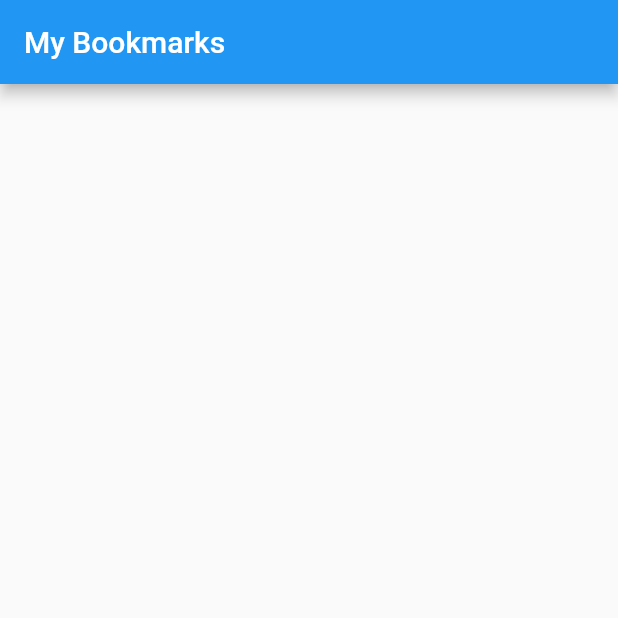
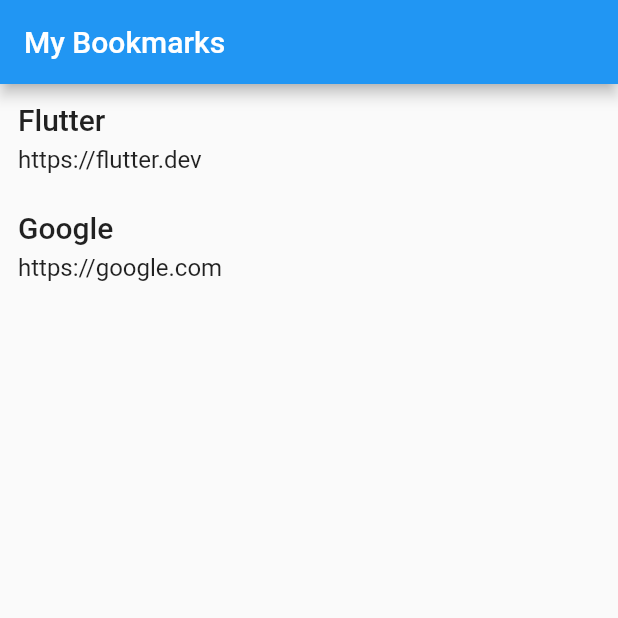
Before and after one commit to rohan20/flutter-course-caster, a Flutter app: the screen it shows after launch, on a phone screen of 412 x 824 dp, the top half of it. Run offline on Flutter 3.47's test engine with Material 2 defaults, Android fonts, the phone set to English and light mode, and no system bars.

Commit message:
end of lesson: creating the bookmarks list

```diff
--- a/my_bookmarks/lib/main.dart
+++ b/my_bookmarks/lib/main.dart
@@ -1,4 +1,5 @@
 import 'package:flutter/material.dart';
+import 'package:my_bookmarks/page/bookmarks_page.dart';
 
 void main() {
   runApp(MyBookmarksApp());
@@ -8,14 +9,7 @@ class MyBookmarksApp extends StatelessWidget {
   @override
   Widget build(BuildContext context) {
     return MaterialApp(
-      home: Scaffold(
-        appBar: AppBar(
-          title: Text("My Bookmarks"),
-        ),
-        body: Container(
-
-        ),
-      ),
+      home: BookmarksPage(),
     );
   }
 }
--- /dev/null
+++ b/my_bookmarks/lib/page/bookmarks_page.dart
@@ -0,0 +1,20 @@
+import 'package:flutter/material.dart';
+import 'package:my_bookmarks/model/bookmark.dart';
+import 'package:my_bookmarks/widget/bookmarks_list_widget.dart';
+
+class BookmarksPage extends StatelessWidget {
+  List<Bookmark> bookmarksList = [
+    Bookmark("Flutter", "https://flutter.dev"),
+    Bookmark("Google", "https://google.com")
+  ];
+
+  @override
+  Widget build(BuildContext context) {
+    return Scaffold(
+      appBar: AppBar(
+        title: Text("My Bookmarks"),
+      ),
+      body: BookmarksListWidget(bookmarksList),
+    );
+  }
+}
--- /dev/null
+++ b/my_bookmarks/lib/widget/bookmark_list_item_widget.dart
@@ -0,0 +1,23 @@
+import 'package:flutter/material.dart';
+import 'package:my_bookmarks/model/bookmark.dart';
+
+class BookmarkListItemWidget extends StatelessWidget {
+  Bookmark bookmark;
+
+  BookmarkListItemWidget(this.bookmark);
+
+  @override
+  Widget build(BuildContext context) {
+    return Padding(
+      padding: const EdgeInsets.all(12),
+      child: Column(
+        crossAxisAlignment: CrossAxisAlignment.start,
+        children: <Widget>[
+          Text(bookmark.title, style: Theme.of(context).textTheme.title),
+          SizedBox(height: 6),
+          Text(bookmark.link, style: Theme.of(context).textTheme.subhead),
+        ],
+      ),
+    );
+  }
+}
--- /dev/null
+++ b/my_bookmarks/lib/widget/bookmarks_list_widget.dart
@@ -0,0 +1,19 @@
+import 'package:flutter/material.dart';
+import 'package:my_bookmarks/model/bookmark.dart';
+import 'package:my_bookmarks/widget/bookmark_list_item_widget.dart';
+
+class BookmarksListWidget extends StatelessWidget {
+  List<Bookmark> bookmarksList;
+
+  BookmarksListWidget(this.bookmarksList);
+
+  @override
+  Widget build(BuildContext context) {
+    return ListView(
+      children: <Widget>[
+        BookmarkListItemWidget(bookmarksList[0]),
+        BookmarkListItemWidget(bookmarksList[1]),
+      ],
+    );
+  }
+}
```
Also changed, not shown: my_bookmarks/lib/model/bookmark.dart (renamed from my_bookmarks/lib/bookmark.dart).
